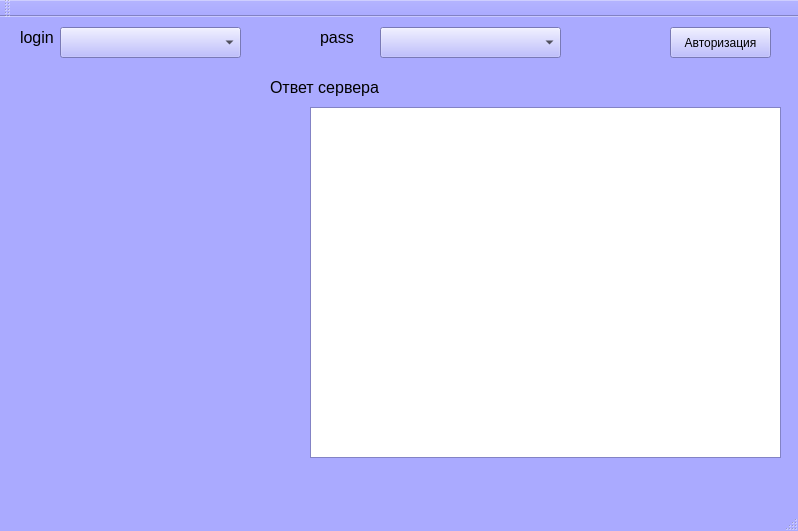
Above: mainwindow.ui from lozal71/shag_chat_client before the change. Below: the same form after it.
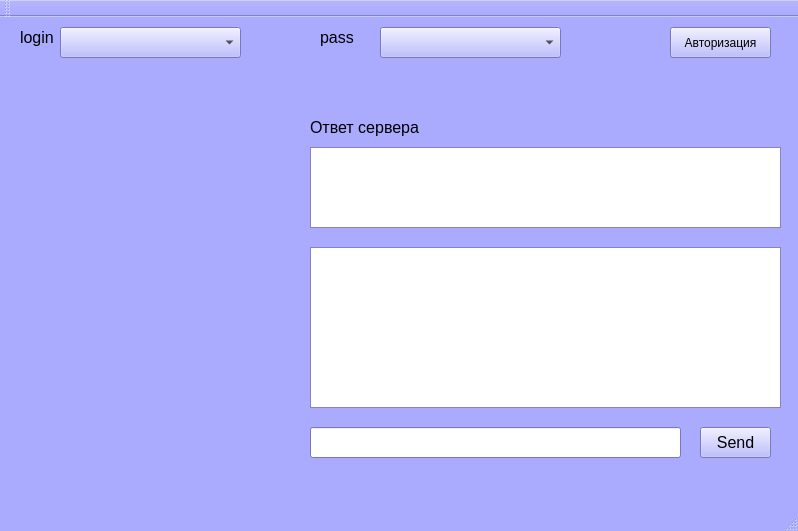
That is the form after the change.

The edit to the form file:
```diff
--- a/mainwindow.ui
+++ b/mainwindow.ui
@@ -486,9 +486,9 @@
     <property name="geometry">
      <rect>
       <x>310</x>
-      <y>90</y>
+      <y>130</y>
       <width>471</width>
-      <height>351</height>
+      <height>81</height>
      </rect>
     </property>
     <property name="font">
@@ -500,8 +500,8 @@
    <widget class="QLabel" name="label">
     <property name="geometry">
      <rect>
-      <x>270</x>
-      <y>60</y>
+      <x>310</x>
+      <y>100</y>
       <width>121</width>
       <height>21</height>
      </rect>
@@ -575,13 +575,57 @@
     <property name="geometry">
      <rect>
       <x>20</x>
-      <y>70</y>
+      <y>230</y>
       <width>221</width>
-      <height>371</height>
+      <height>211</height>
      </rect>
     </property>
     <layout class="QVBoxLayout" name="vltListRooms"/>
    </widget>
+   <widget class="QTextEdit" name="teChat">
+    <property name="geometry">
+     <rect>
+      <x>310</x>
+      <y>230</y>
+      <width>471</width>
+      <height>161</height>
+     </rect>
+    </property>
+   </widget>
+   <widget class="QWidget" name="horizontalLayoutWidget">
+    <property name="geometry">
+     <rect>
+      <x>20</x>
+      <y>50</y>
+      <width>211</width>
+      <height>31</height>
+     </rect>
+    </property>
+    <layout class="QHBoxLayout" name="hltNameUser"/>
+   </widget>
+   <widget class="QLineEdit" name="leWritrMes">
+    <property name="geometry">
+     <rect>
+      <x>310</x>
+      <y>410</y>
+      <width>371</width>
+      <height>31</height>
+     </rect>
+    </property>
+   </widget>
+   <widget class="QPushButton" name="pbSend">
+    <property name="geometry">
+     <rect>
+      <x>700</x>
+      <y>410</y>
+      <width>71</width>
+      <height>31</height>
+     </rect>
+    </property>
+    <property name="text">
+     <string>Send</string>
+    </property>
+   </widget>
   </widget>
   <widget class="QMenuBar" name="menuBar">
    <property name="geometry">
```
